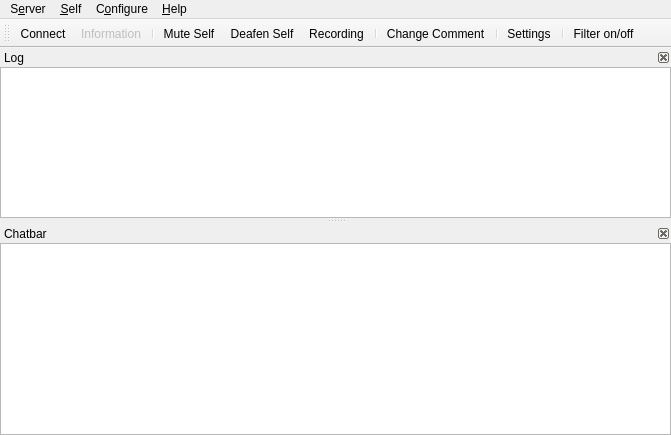
Before: the Qt Designer form src/mumble/MainWindow.ui in mumble-voip/mumble, drawn with Qt 5.
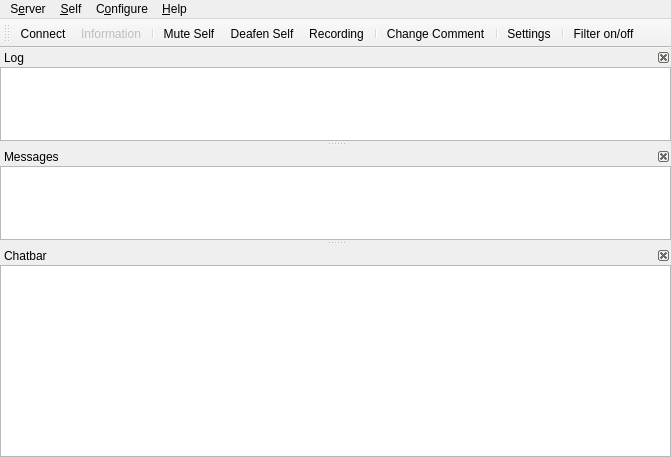
After: the same form once the commit is applied. Icons and pictures are not drawn. Custom widgets are drawn as their Qt base class.

Commit message:
split text messages and event log
TODO: highlight private messages(IRC style)

The edit to the form file:
```diff
--- a/src/mumble/MainWindow.ui
+++ b/src/mumble/MainWindow.ui
@@ -7,7 +7,7 @@
     <x>0</x>
     <y>0</y>
     <width>671</width>
-    <height>435</height>
+    <height>457</height>
    </rect>
   </property>
   <property name="windowTitle">
@@ -123,6 +123,34 @@
     </property>
    </widget>
   </widget>
+  <widget class="QDockWidget" name="qdwMsg">
+   <property name="minimumSize">
+    <size>
+     <width>250</width>
+     <height>93</height>
+    </size>
+   </property>
+   <property name="features">
+    <set>QDockWidget::DockWidgetClosable|QDockWidget::DockWidgetMovable</set>
+   </property>
+   <property name="windowTitle">
+    <string>Messages</string>
+   </property>
+   <attribute name="dockWidgetArea">
+    <number>1</number>
+   </attribute>
+   <widget class="LogTextBrowser" name="qteMsg">
+    <property name="contextMenuPolicy">
+     <enum>Qt::CustomContextMenu</enum>
+    </property>
+    <property name="whatsThis">
+     <string>&lt;html&gt;&lt;head/&gt;&lt;body&gt;&lt;p&gt;This shows all chat messages.&lt;/p&gt;&lt;/body&gt;&lt;/html&gt;</string>
+    </property>
+    <property name="openLinks">
+     <bool>false</bool>
+    </property>
+   </widget>
+  </widget>
   <widget class="QDockWidget" name="qdwChat">
    <property name="sizePolicy">
     <sizepolicy hsizetype="Preferred" vsizetype="Preferred">
```
The commit also changes 5 other files.
